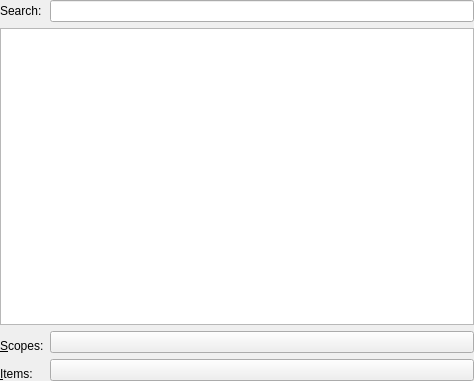
This is plugins/quickopen/quickopen.ui in KDE/kdevelop as Qt 5 draws it before an edit. The edited form follows.
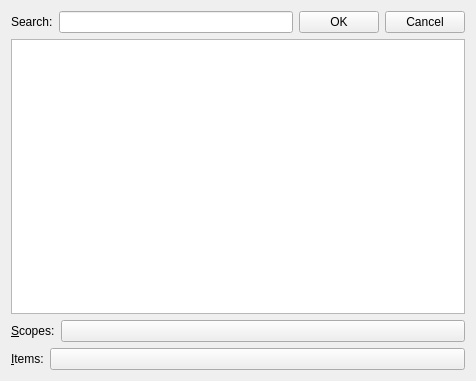
This is the edited form. Custom widgets are drawn as their Qt base class.

Commit message: Manually re-add add the "OK" and "Cancel" buttons. Note: This layout is much better then the standard KDialog, as it doesn't waste vertical space, doesn't create an asymetric UI, and keeps the most import controls (Input-line, OK, Cancel) closely together.

```diff
--- a/plugins/quickopen/quickopen.ui
+++ b/plugins/quickopen/quickopen.ui
@@ -6,7 +6,7 @@
    <rect>
     <x>0</x>
     <y>0</y>
-    <width>474</width>
+    <width>476</width>
     <height>381</height>
    </rect>
   </property>
@@ -14,27 +14,44 @@
    <string>Quick Open</string>
   </property>
   <layout class="QGridLayout" name="gridLayout">
-   <property name="margin">
-    <number>0</number>
-   </property>
    <item row="0" column="0">
+    <layout class="QHBoxLayout" name="horizontalLayout">
+     <item>
     <widget class="QLabel" name="searchLabel">
      <property name="text">
       <string>Search:</string>
      </property>
     </widget>
    </item>
-   <item row="0" column="1">
+     <item>
     <widget class="QLineEdit" name="searchLine"/>
    </item>
-   <item row="1" column="0" colspan="2">
+     <item>
+      <widget class="QPushButton" name="okButton">
+       <property name="text">
+        <string>OK</string>
+       </property>
+      </widget>
+     </item>
+     <item>
+      <widget class="QPushButton" name="cancelButton">
+       <property name="text">
+        <string>Cancel</string>
+       </property>
+      </widget>
+     </item>
+    </layout>
+   </item>
+   <item row="1" column="0">
     <widget class="ExpandingTree" name="list">
      <property name="focusPolicy">
       <enum>Qt::NoFocus</enum>
      </property>
     </widget>
    </item>
-   <item row="2" column="0" rowspan="2">
+   <item row="2" column="0">
+    <layout class="QHBoxLayout" name="horizontalLayout_2">
+     <item>
     <widget class="QLabel" name="label">
      <property name="sizePolicy">
       <sizepolicy hsizetype="Fixed" vsizetype="Preferred">
@@ -50,7 +67,7 @@
      </property>
     </widget>
    </item>
-   <item row="2" column="1">
+     <item>
     <widget class="QPushButton" name="scopesButton">
      <property name="text">
       <string/>
@@ -60,17 +77,11 @@
      </property>
     </widget>
    </item>
-   <item row="3" column="1" rowspan="2">
-    <widget class="QPushButton" name="itemsButton">
-     <property name="text">
-      <string/>
-     </property>
-     <property name="autoDefault">
-      <bool>false</bool>
-     </property>
-    </widget>
+    </layout>
    </item>
-   <item row="4" column="0">
+   <item row="3" column="0">
+    <layout class="QHBoxLayout" name="horizontalLayout_3">
+     <item>
     <widget class="QLabel" name="label_2">
      <property name="sizePolicy">
       <sizepolicy hsizetype="Fixed" vsizetype="Preferred">
@@ -85,6 +96,18 @@
       <cstring>itemsButton</cstring>
      </property>
     </widget>
+     </item>
+     <item>
+      <widget class="QPushButton" name="itemsButton">
+       <property name="text">
+        <string/>
+       </property>
+       <property name="autoDefault">
+        <bool>false</bool>
+       </property>
+      </widget>
+     </item>
+    </layout>
    </item>
   </layout>
  </widget>
```
Lines whose indentation alone changed are shown as unchanged. The commit also changes 2 other files.
